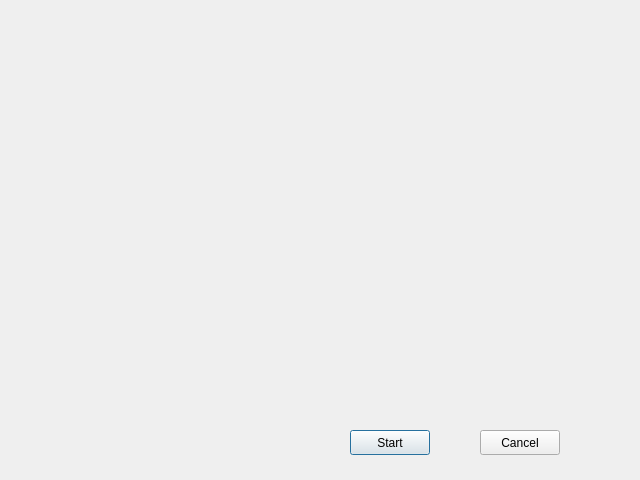
Before: the Qt Designer form dialogmainmenu.ui in ignmiz/ATC_Console, drawn with Qt 5.
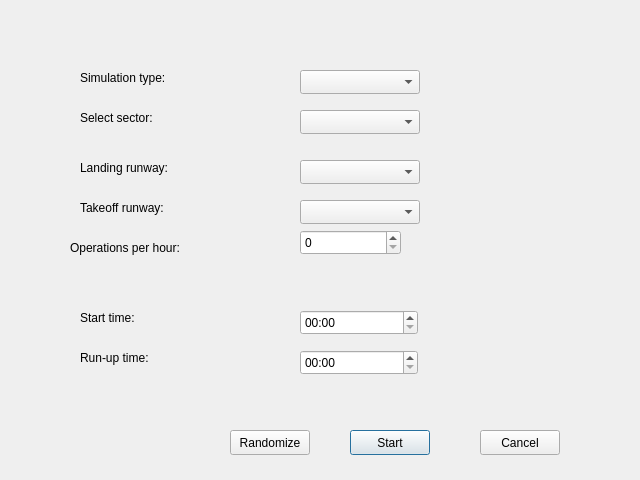
After: the same form once the commit is applied.

Commit message:
Added skeleton controls for DialogMainMenu form
Nothing connected yet.

TODO: Think about subclassing important controls and implement QStyle
programatically.

```diff
--- a/dialogmainmenu.ui
+++ b/dialogmainmenu.ui
@@ -39,6 +39,186 @@
     <string>Cancel</string>
    </property>
   </widget>
+  <widget class="QLabel" name="labelSimulationType">
+   <property name="geometry">
+    <rect>
+     <x>80</x>
+     <y>70</y>
+     <width>150</width>
+     <height>16</height>
+    </rect>
+   </property>
+   <property name="text">
+    <string>Simulation type:</string>
+   </property>
+  </widget>
+  <widget class="QLabel" name="labelSelectSector">
+   <property name="geometry">
+    <rect>
+     <x>80</x>
+     <y>110</y>
+     <width>150</width>
+     <height>16</height>
+    </rect>
+   </property>
+   <property name="text">
+    <string>Select sector:</string>
+   </property>
+  </widget>
+  <widget class="QLabel" name="labelStartTime">
+   <property name="geometry">
+    <rect>
+     <x>80</x>
+     <y>310</y>
+     <width>150</width>
+     <height>16</height>
+    </rect>
+   </property>
+   <property name="text">
+    <string>Start time:</string>
+   </property>
+  </widget>
+  <widget class="QLabel" name="labelRunUpTime">
+   <property name="geometry">
+    <rect>
+     <x>80</x>
+     <y>350</y>
+     <width>150</width>
+     <height>16</height>
+    </rect>
+   </property>
+   <property name="text">
+    <string>Run-up time:</string>
+   </property>
+  </widget>
+  <widget class="QComboBox" name="comboSimulationType">
+   <property name="geometry">
+    <rect>
+     <x>300</x>
+     <y>70</y>
+     <width>120</width>
+     <height>24</height>
+    </rect>
+   </property>
+  </widget>
+  <widget class="QComboBox" name="comboSelectSector">
+   <property name="geometry">
+    <rect>
+     <x>300</x>
+     <y>110</y>
+     <width>120</width>
+     <height>24</height>
+    </rect>
+   </property>
+  </widget>
+  <widget class="QTimeEdit" name="timeStartTime">
+   <property name="geometry">
+    <rect>
+     <x>300</x>
+     <y>310</y>
+     <width>118</width>
+     <height>25</height>
+    </rect>
+   </property>
+   <property name="displayFormat">
+    <string>HH:mm</string>
+   </property>
+  </widget>
+  <widget class="QTimeEdit" name="timeRunUpTime">
+   <property name="geometry">
+    <rect>
+     <x>300</x>
+     <y>350</y>
+     <width>118</width>
+     <height>25</height>
+    </rect>
+   </property>
+   <property name="displayFormat">
+    <string>HH:mm</string>
+   </property>
+  </widget>
+  <widget class="QPushButton" name="buttonRandomize">
+   <property name="geometry">
+    <rect>
+     <x>230</x>
+     <y>430</y>
+     <width>80</width>
+     <height>25</height>
+    </rect>
+   </property>
+   <property name="text">
+    <string>Randomize</string>
+   </property>
+  </widget>
+  <widget class="QLabel" name="labelOperations">
+   <property name="geometry">
+    <rect>
+     <x>70</x>
+     <y>240</y>
+     <width>150</width>
+     <height>16</height>
+    </rect>
+   </property>
+   <property name="text">
+    <string>Operations per hour:</string>
+   </property>
+  </widget>
+  <widget class="QSpinBox" name="spinOperations">
+   <property name="geometry">
+    <rect>
+     <x>300</x>
+     <y>230</y>
+     <width>101</width>
+     <height>25</height>
+    </rect>
+   </property>
+  </widget>
+  <widget class="QLabel" name="labelLandingRunway">
+   <property name="geometry">
+    <rect>
+     <x>80</x>
+     <y>160</y>
+     <width>150</width>
+     <height>16</height>
+    </rect>
+   </property>
+   <property name="text">
+    <string>Landing runway:</string>
+   </property>
+  </widget>
+  <widget class="QLabel" name="labelTakeoffRunway">
+   <property name="geometry">
+    <rect>
+     <x>80</x>
+     <y>200</y>
+     <width>150</width>
+     <height>16</height>
+    </rect>
+   </property>
+   <property name="text">
+    <string>Takeoff runway:</string>
+   </property>
+  </widget>
+  <widget class="QComboBox" name="comboLandingRunway">
+   <property name="geometry">
+    <rect>
+     <x>300</x>
+     <y>160</y>
+     <width>120</width>
+     <height>24</height>
+    </rect>
+   </property>
+  </widget>
+  <widget class="QComboBox" name="comboTakeoffRunway">
+   <property name="geometry">
+    <rect>
+     <x>300</x>
+     <y>200</y>
+     <width>120</width>
+     <height>24</height>
+    </rect>
+   </property>
+  </widget>
  </widget>
  <resources/>
  <connections/>
```
The commit also changes 1 other file.
